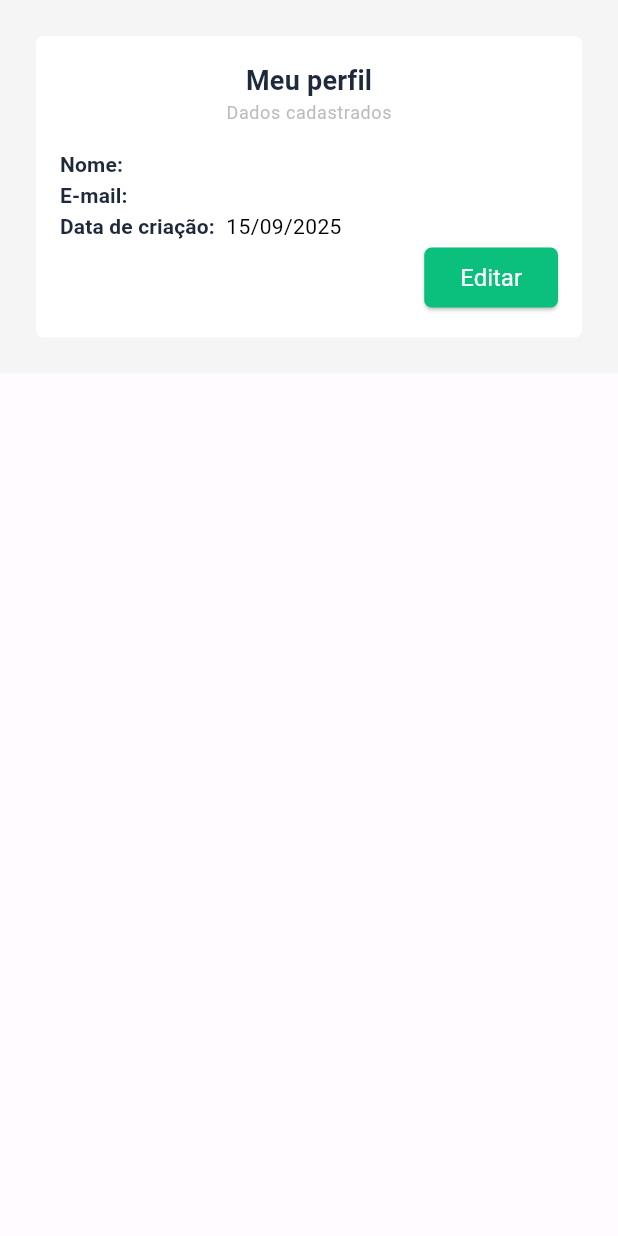
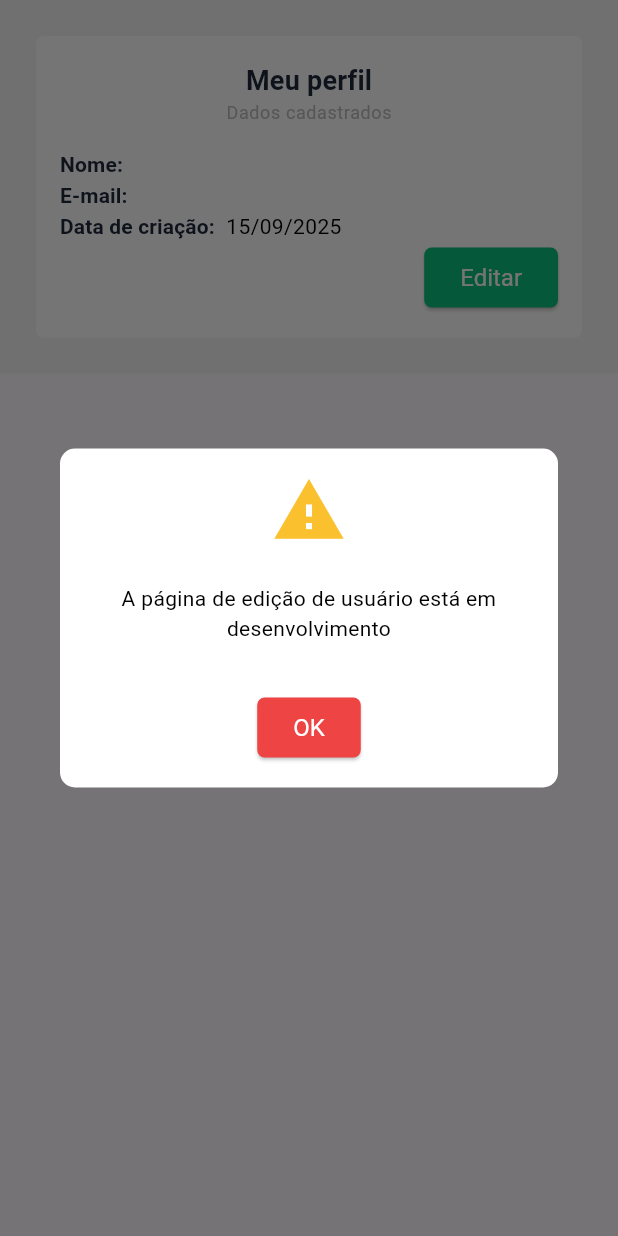
Before and after one commit to RubenMFranca/conectar_project, a Flutter app: the MyUser widget shown alone on an empty page, opened directly, after a tap on "Editar", on a phone screen of 412 x 824 dp. Run offline on Flutter 3.47's test engine with Material 3 defaults, Android fonts, the phone set to English and light mode, and no system bars; our stand-ins replace dio, flutter_secure_storage, get, go_router, mask_text_input_formatter; accounts and stored records are empty; network calls fail.

Commit message:
feat: add new variant of CustomDialog and apply in relevant files

```diff
--- a/lib/view/screens/user_admin/tabs/my_user/my_user.dart
+++ b/lib/view/screens/user_admin/tabs/my_user/my_user.dart
@@ -1,4 +1,5 @@
 import 'package:conectar_project/controllers/admin_home_controller.dart';
+import 'package:conectar_project/view/widgets/custom_dialog.dart';
 import 'package:flutter/material.dart';
 import 'package:get/get.dart';
 import 'package:intl/intl.dart';
@@ -103,7 +104,11 @@ class MyUser extends StatelessWidget {
                           ),
                         ),
                         onPressed: () {
-                          // clientHomeController.fetchClientById(2);
+                          CustomDialog.warning(
+                            context: context,
+                            message:
+                                'A página de edição de usuário está em desenvolvimento',
+                          );
                         },
                         child: Text('Editar'),
                       ),
--- a/lib/view/widgets/custom_dialog.dart
+++ b/lib/view/widgets/custom_dialog.dart
@@ -28,6 +28,22 @@ class CustomDialog {
       message: message,
       buttonText: buttonText,
       icon: const Icon(Icons.error, color: Color(0xffef4444), size: 50),
+      buttonColor: Color(0xffef4444),
+      onPressed: onPressed,
+    );
+  }
+
+  static void warning({
+    required BuildContext context,
+    required String message,
+    String buttonText = "OK",
+    VoidCallback? onPressed,
+  }) {
+    _showDialog(
+      context: context,
+      message: message,
+      buttonText: buttonText,
+      icon: Icon(Icons.warning, color: Colors.yellow[700], size: 50),
       buttonColor: Color(0xffef4444),
       onPressed: onPressed,
     );
```
Also changed, not shown: lib/view/screens/user_admin/tabs/admin_management/widgets/clients_table.dart (+6 -2 lines), lib/view/screens/user_common/common_user_home_screen.dart (+8 -4 lines).
